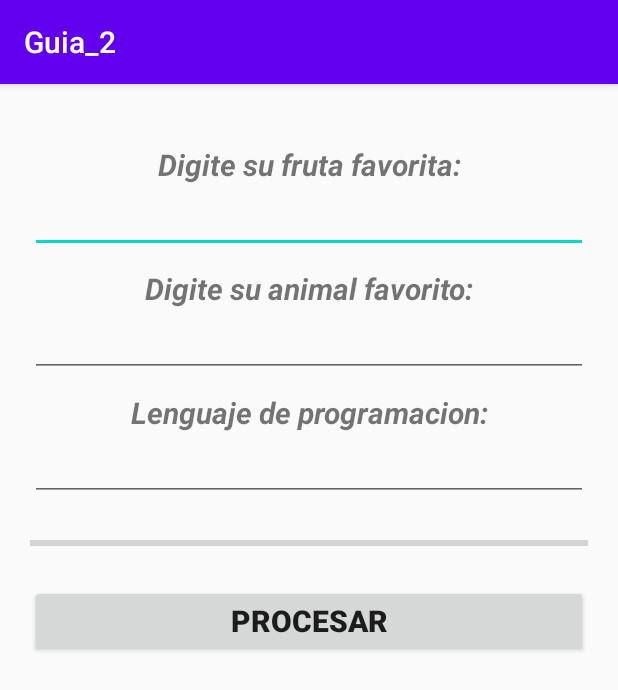
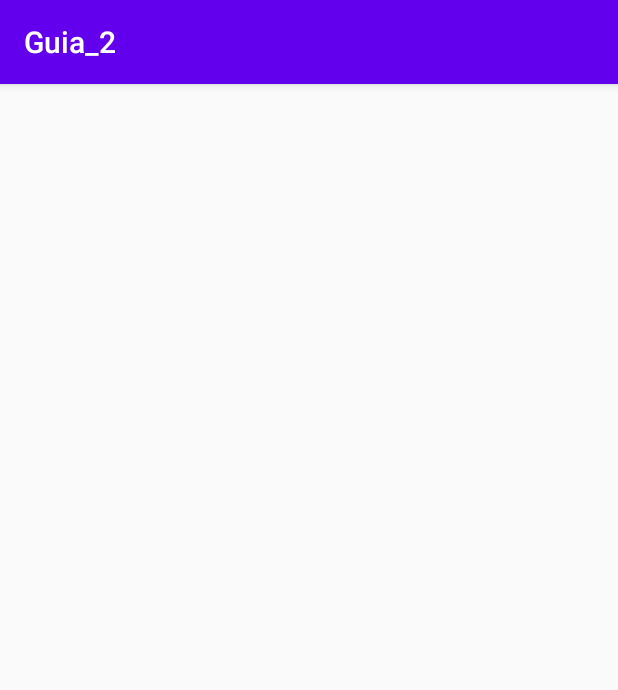
Before and after one commit to Wedwin02/Guia_2, an Android app: the screen it shows after launch (MainActivity), on a phone screen of 412 x 824 dp. Shown: the top 690 px of the screen. Run offline under Robolectric (Android 15) with nearby library versions, the phone set to English and light mode, and no system bars.

Commit message:
-AgregarLogin

```diff
--- a/app/src/main/AndroidManifest.xml
+++ b/app/src/main/AndroidManifest.xml
@@ -9,6 +9,7 @@
         android:roundIcon="@mipmap/ic_launcher_round"
         android:supportsRtl="true"
         android:theme="@style/AppTheme">
+        <activity android:name=".AutoCompletar"></activity>
         <activity android:name=".MainActivity">
             <intent-filter>
                 <action android:name="android.intent.action.MAIN" />
--- a/app/src/main/res/layout/activity_main.xml
+++ b/app/src/main/res/layout/activity_main.xml
@@ -1,101 +1,11 @@
 <?xml version="1.0" encoding="utf-8"?>
-<LinearLayout
-    xmlns:android="http://schemas.android.com/apk/res/android"
+<LinearLayout xmlns:android="http://schemas.android.com/apk/res/android"
     xmlns:app="http://schemas.android.com/apk/res-auto"
     xmlns:tools="http://schemas.android.com/tools"
     android:layout_width="match_parent"
     android:layout_height="match_parent"
+    android:onClick="Procesar_onclick"
     android:orientation="vertical"
     tools:context=".MainActivity">
 
-    <LinearLayout
-        android:layout_width="match_parent"
-        android:layout_height="wrap_content"
-        android:layout_marginLeft="20dp"
-        android:layout_marginTop="40dp"
-        android:layout_marginRight="20dp"
-        android:orientation="vertical">
-
-        <TextView
-            android:id="@+id/textView"
-            android:layout_width="match_parent"
-            android:layout_height="wrap_content"
-            android:gravity="center"
-            android:text="@string/d"
-            android:textSize="20dp"
-            android:textStyle="bold|italic" />
-
-        <AutoCompleteTextView
-            android:id="@+id/txbFrutas"
-            android:layout_width="match_parent"
-            android:layout_height="wrap_content" />
-
-    </LinearLayout>
-
-    <LinearLayout
-        android:layout_width="match_parent"
-        android:layout_height="wrap_content"
-        android:layout_marginLeft="20dp"
-        android:layout_marginTop="10dp"
-        android:layout_marginRight="20dp"
-        android:orientation="vertical">
-
-        <TextView
-            android:id="@+id/textView2"
-            android:layout_width="match_parent"
-            android:layout_height="wrap_content"
-            android:gravity="center"
-            android:text="@string/a"
-            android:textSize="20dp"
-            android:textStyle="bold|italic" />
-
-        <AutoCompleteTextView
-            android:id="@+id/txbAnimales"
-            android:layout_width="match_parent"
-            android:layout_height="wrap_content" />
-
-    </LinearLayout>
-
-    <LinearLayout
-        android:layout_width="match_parent"
-        android:layout_height="wrap_content"
-        android:layout_marginLeft="20dp"
-        android:layout_marginTop="10dp"
-        android:layout_marginRight="20dp"
-        android:orientation="vertical">
-
-        <TextView
-            android:id="@+id/textView3"
-            android:layout_width="match_parent"
-            android:layout_height="wrap_content"
-            android:gravity="center"
-            android:text="@string/lp"
-            android:textSize="20dp"
-            android:textStyle="bold|italic" />
-
-        <AutoCompleteTextView
-            android:id="@+id/txbColor"
-            android:layout_width="match_parent"
-            android:layout_height="wrap_content" />
-    </LinearLayout>
-
-    <ProgressBar
-        android:id="@+id/idBarra"
-        style="?android:attr/progressBarStyleHorizontal"
-        android:layout_width="match_parent"
-        android:layout_height="wrap_content"
-        android:layout_marginLeft="20dp"
-        android:layout_marginTop="20dp"
-        android:layout_marginRight="20dp" />
-
-    <Button
-        android:id="@+id/btnProcesar"
-        android:layout_width="match_parent"
-        android:layout_height="wrap_content"
-        android:layout_marginLeft="20dp"
-        android:layout_marginTop="20dp"
-        android:layout_marginRight="20dp"
-        android:text="@string/procesar"
-        android:textSize="20dp"
-        android:textStyle="bold" />
 </LinearLayout>
```
Also changed, not shown: app/src/main/java/com/uso/guia_2/AutoCompletar.java (added, +107 -0 lines), app/src/main/java/com/uso/guia_2/MainActivity.java (+17 -0 lines), app/src/main/res/layout/activity_auto_completar.xml (added, +102 -0 lines).
